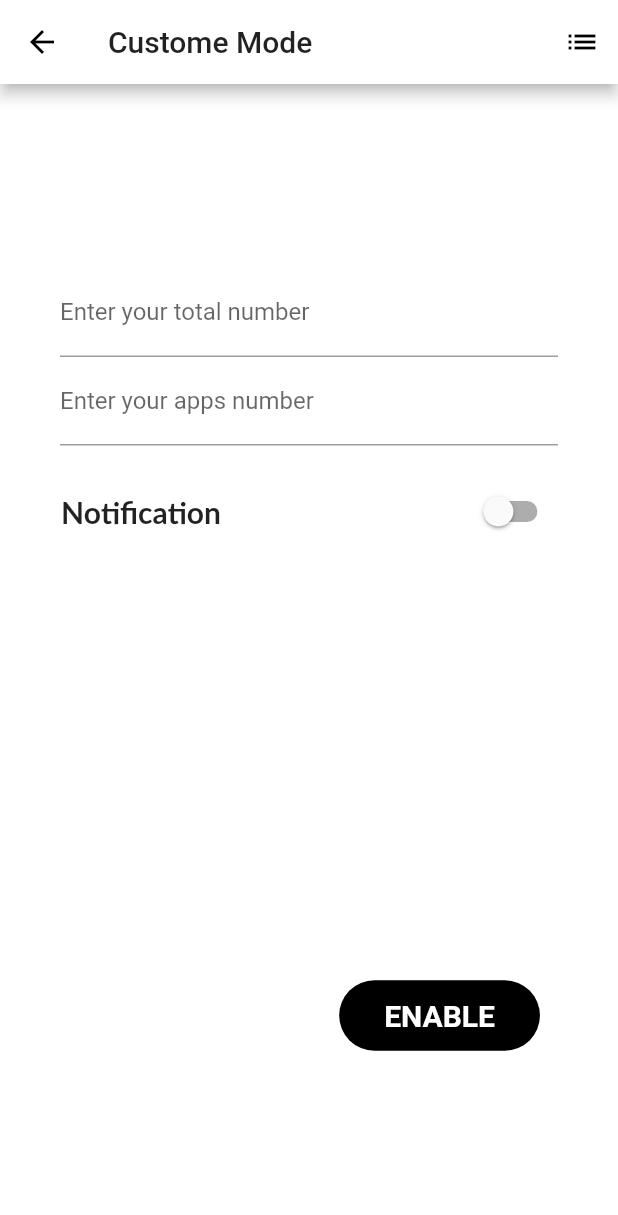
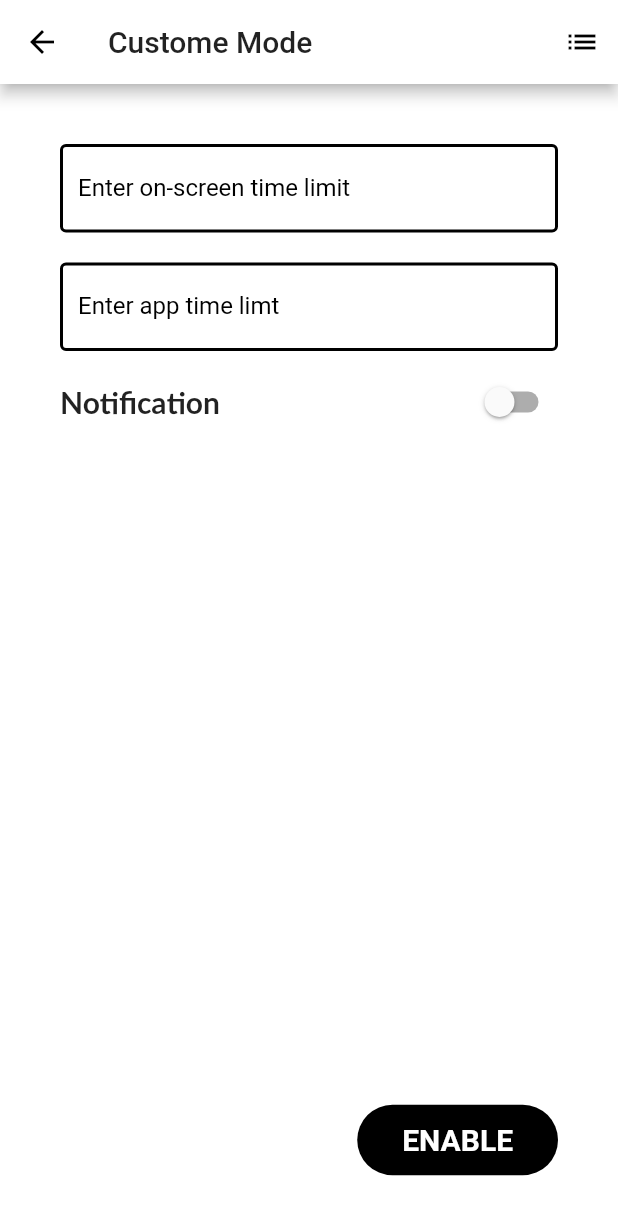
Before and after one commit to bachbao/beta-test, a Flutter app: the screen it shows after launch, after a tap on "Custom", on a phone screen of 412 x 824 dp. Shown: the top 1215 px of the screen. Run offline on Flutter 3.47's test engine with Material 2 defaults, Android fonts, the phone set to English and light mode, and no system bars; our stand-ins replace flutter_local_notifications, shared_preferences; missing offline and left inert: app_usage; Roboto replaces fonts that are missing (Lato).

Commit message:
UI refinement

```diff
--- a/lib/UI_CustomMode.dart
+++ b/lib/UI_CustomMode.dart
@@ -20,7 +20,7 @@ class _CustomModeState extends State<CustomMode> {
   bool isStopped = false;
   String value1 = "";
   String value2 = "";
-  String mins;
+  String mins, totalTime;
   final myController = TextEditingController();
   final myController0 = TextEditingController();
   @override
@@ -40,7 +40,8 @@ class _CustomModeState extends State<CustomMode> {
       Map<String, double> usage = await appUsage.fetchUsage(startDate, endDate);
       usage.removeWhere((key, val) => val == 0);
       setState(() => apps = calculate(usage));
-      mins = (apps / 60).toStringAsFixed(2);
+      totalTime = apps > 3600 ? (apps / 3600).toStringAsFixed(0) : (apps / 60).toStringAsFixed(0);
+      mins = apps > 3600 ? "$totalTime hours" : "$totalTime minutes";
       usage.forEach((k, v) {
         if (v > (num.parse(value2) - 300)) {
           DateTime now = DateTime.now().add(
@@ -102,6 +103,7 @@ class _CustomModeState extends State<CustomMode> {
   @override
   Widget build(BuildContext context) {
     return Scaffold(
+      resizeToAvoidBottomInset: false,
       backgroundColor: Colors.white,
       appBar: AppBar(
         title: Text("Custome Mode"),
@@ -116,12 +118,27 @@ class _CustomModeState extends State<CustomMode> {
       body: new Container(
         padding: const EdgeInsets.all(40.0),
         child: new Column(
-            mainAxisAlignment: MainAxisAlignment.center,
+            mainAxisAlignment: MainAxisAlignment.spaceBetween,
+            children: <Widget>[
+              //TextForm Part
+              Column(
                 children: <Widget>[
                   new TextFormField(
                     controller: myController0,
+                    cursorColor: Colors.black54,
                     decoration:
-                    new InputDecoration(labelText: "Enter your total number"),
+                    new InputDecoration(
+                        labelText: "Enter on-screen time limit",
+                        hintText: "Time limit for using mobile (in minute)",
+                        hintStyle: TextStyle(fontSize: 14),
+                        labelStyle: TextStyle(color: Colors.black),
+                        focusedBorder: OutlineInputBorder(
+                          borderSide: BorderSide(color: Colors.black, width: 2.0),
+                        ),
+                        enabledBorder: OutlineInputBorder(
+                          borderSide: BorderSide(color: Colors.black, width: 2.0),
+                        )
+                    ),
                     keyboardType: TextInputType.number,
                     inputFormatters: <TextInputFormatter>[
                       WhitelistingTextInputFormatter.digitsOnly
@@ -129,10 +146,25 @@ class _CustomModeState extends State<CustomMode> {
                     onChanged: (val1) =>
                     value1 = val1, // Only numbers can be entered
                   ),
+                  SizedBox(height: 20),
+
                   new TextFormField(
                     controller: myController,
+                    cursorColor: Colors.black54,
                     decoration:
-                    new InputDecoration(labelText: "Enter your apps number"),
+                    new InputDecoration(
+                        labelText: "Enter app time limt",
+                        hintText: "Time limit for using each app (in minute)",
+                        hintStyle: TextStyle(fontSize: 14),
+                        border: OutlineInputBorder(),
+                        labelStyle: TextStyle(color: Colors.black),
+                        focusedBorder: OutlineInputBorder(
+                          borderSide: BorderSide(color: Colors.black, width: 2.0),
+                        ),
+                        enabledBorder: OutlineInputBorder(
+                          borderSide: BorderSide(color: Colors.black, width: 2.0),
+                        )
+                    ),
                     keyboardType: TextInputType.number,
                     inputFormatters: <TextInputFormatter>[
                       WhitelistingTextInputFormatter.digitsOnly
@@ -140,9 +172,10 @@ class _CustomModeState extends State<CustomMode> {
                     onChanged: (val2) =>
                     value2 = val2, // Only numbers can be entered
                   ),
-              SizedBox(height: 20),
+                  SizedBox(height: 10),
+                  //Switch and Notification
                   Row(
-                mainAxisAlignment: MainAxisAlignment.center,
+                    mainAxisAlignment: MainAxisAlignment.spaceBetween,
                     children: <Widget>[
                       Text(
                         'Notification',
@@ -151,7 +184,7 @@ class _CustomModeState extends State<CustomMode> {
                             fontSize: 20,
                             fontWeight: FontWeight.bold),
                       ),
-                  SizedBox(width: 165),
+
                       Switch(
                         activeTrackColor: Colors.black45,
                         activeColor: Colors.black,
@@ -164,27 +197,31 @@ class _CustomModeState extends State<CustomMode> {
                       ),
                     ],
                   ),
-              SizedBox(height: 220),
+                ],
+              ),
+
+
+              //Bottom Part
+              Column(
+                children: <Widget>[
                   Text(
-                isPressed ? 'Total time on mobile: $mins minutes' : '',
+                    isPressed ? 'Total time on mobile: $mins' : '',
                     style: TextStyle(
                         fontSize: 20,
                         fontFamily: 'Lato',
                         fontWeight: FontWeight.bold),
                   ),
                   Text(
-                isPressed ? '(renew every 24 hours)' : '',
+                    isPressed ? '(renew every 24 hours)\n' : ' \n',
                     style: TextStyle(
                         fontSize: 20,
                         fontFamily: 'Lato',
                         fontWeight: FontWeight.normal),
                   ),
-              SizedBox(height: 20),
+
                   Row(
-                mainAxisSize: MainAxisSize.max,
-                mainAxisAlignment: MainAxisAlignment.spaceAround,
+                    mainAxisAlignment: MainAxisAlignment.end,
                     children: <Widget>[
-                  SizedBox(width: 150),
                       FlatButton(
                         highlightColor: Colors.black12,
                         shape: new RoundedRectangleBorder(
@@ -231,6 +268,8 @@ class _CustomModeState extends State<CustomMode> {
                       ),
                     ],
                   ),
+                ],
+              ),
             ]),
       ),
     );
--- a/lib/UI_Login.dart
+++ b/lib/UI_Login.dart
@@ -97,38 +97,40 @@ class _LoginStateState extends State<LoginState> {
           child: Padding(
             padding: const EdgeInsets.all(36.0),
             child: Column(
+              mainAxisAlignment: MainAxisAlignment.spaceBetween,
               children: <Widget>[
-                SizedBox(height: 50),
-                Text('Welcome to',
+                //Top Part
+                Column(
+                  children: <Widget>[
+                    SizedBox(height: 20),
+                    Text('Welcome to\n  FreeTime',
                         style: TextStyle(
                           fontSize: 50,
                           fontFamily: 'Lato',
-                        fontWeight: FontWeight.bold)),
-                Text('FreeTime',
+                          fontWeight: FontWeight.bold,
+                        )
+                    ),
+                    SizedBox(height: 10),
+                    Image(image: AssetImage('assets/icon.png')),
+                  ],
+                ),
+                //Bottom Part
+                Column(
+                  children: <Widget>[
+                    Text(
+                      "Choose mode",
                       style: TextStyle(
-                        fontSize: 50,
-                        fontFamily: 'Lato',
-                        fontWeight: FontWeight.bold)),
-                SizedBox(height: 20),
-                Image(image: AssetImage('assets/icon.png')),
-                SizedBox(height: 80),
-                Text(
-                  "Choose your plan",
-                  style: TextStyle(
-                    fontSize: 30,
+                        fontSize: 20,
                         fontFamily: 'Lato',
                       ),
                     ),
-                SizedBox(height: 25.0),
+                    SizedBox(height: 15),
                     standard,
-                SizedBox(
-                  height: 25.0,
-                ),
+                    SizedBox(height: 15),
                     customize,
-                SizedBox(height: 25.0),
+                    SizedBox(height: 15),
                     setting,
-                SizedBox(
-                  height: 15.0,
+                  ],
                 ),
               ],
             ),
```
Also changed, not shown: lib/SettingPage.dart (+22 -9 lines), lib/UI_StandardMode.dart (+39 -13 lines). Lines whose indentation alone changed are shown as unchanged.
